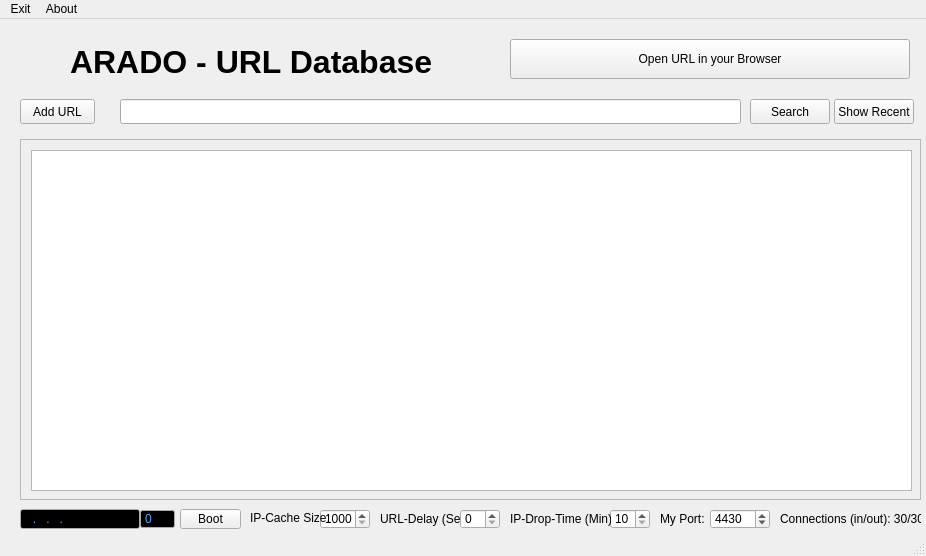
Qt form ui/aradomain.ui (berndhs/arado) before a commit.
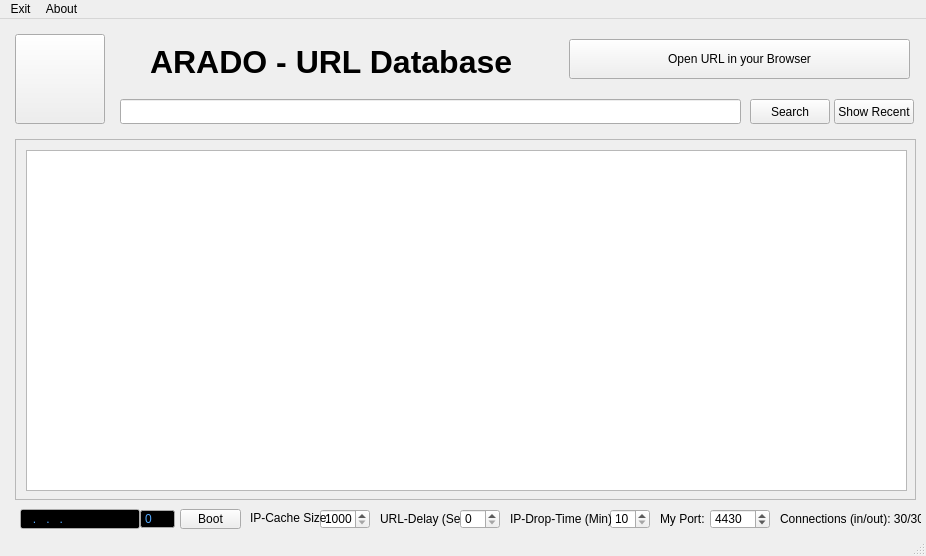
The same form after that commit. Icons and pictures are not drawn.

Commit message: button add url  with/as logo.

Diff of the .ui file:
```diff
--- a/ui/aradomain.ui
+++ b/ui/aradomain.ui
@@ -17,17 +17,27 @@
    <widget class="QPushButton" name="buttonaddurl">
     <property name="geometry">
      <rect>
-      <x>20</x>
-      <y>80</y>
-      <width>75</width>
-      <height>25</height>
+      <x>15</x>
+      <y>15</y>
+      <width>90</width>
+      <height>90</height>
      </rect>
     </property>
     <property name="toolTip">
      <string>Add the entered URL to your local database.</string>
     </property>
     <property name="text">
-     <string>Add URL</string>
+     <string/>
+    </property>
+    <property name="icon">
+     <iconset>
+      <normaloff>../arado-logo-coloured.png</normaloff>../arado-logo-coloured.png</iconset>
+    </property>
+    <property name="iconSize">
+     <size>
+      <width>90</width>
+      <height>90</height>
+     </size>
     </property>
    </widget>
    <widget class="QPushButton" name="buttonsearch">
@@ -65,7 +75,7 @@
    <widget class="QScrollArea" name="scrollArea">
     <property name="geometry">
      <rect>
-      <x>20</x>
+      <x>15</x>
       <y>120</y>
       <width>901</width>
       <height>361</height>
@@ -111,9 +121,9 @@
    <widget class="QLabel" name="label">
     <property name="geometry">
      <rect>
-      <x>70</x>
+      <x>150</x>
       <y>20</y>
-      <width>400</width>
+      <width>381</width>
       <height>45</height>
      </rect>
     </property>
@@ -366,9 +376,9 @@
    <widget class="QPushButton" name="buttonopenurl">
     <property name="geometry">
      <rect>
-      <x>510</x>
+      <x>569</x>
       <y>20</y>
-      <width>400</width>
+      <width>341</width>
       <height>40</height>
      </rect>
     </property>
```
Left out of the diff: 14 changed lines with no effect on the pictures.
